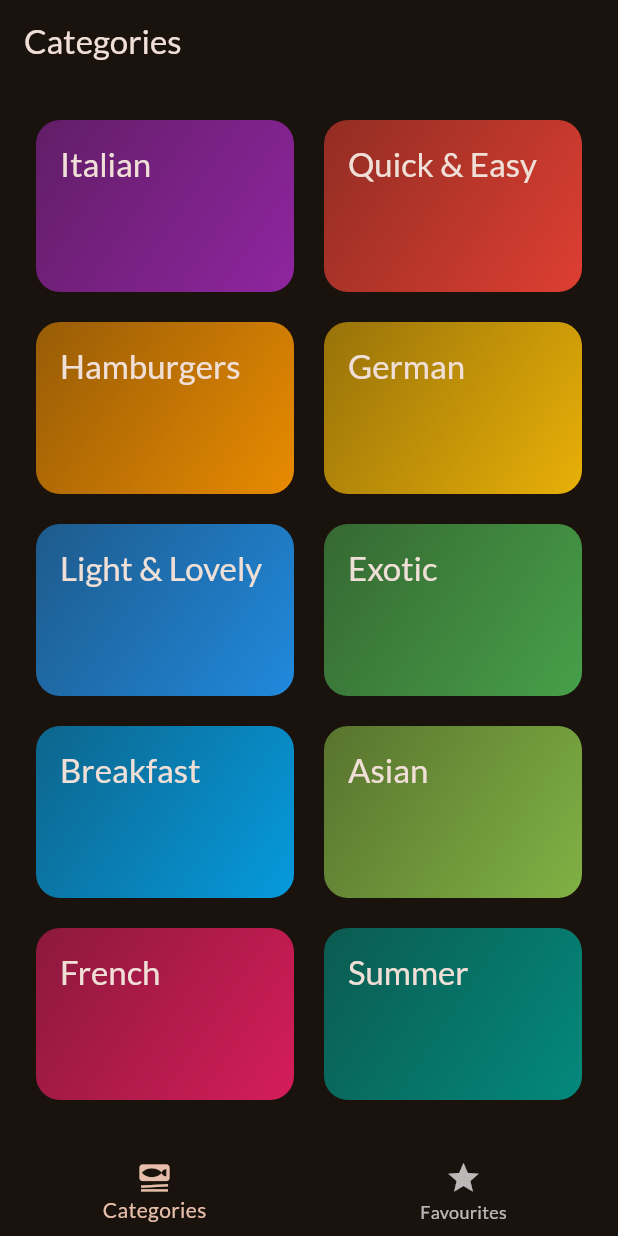
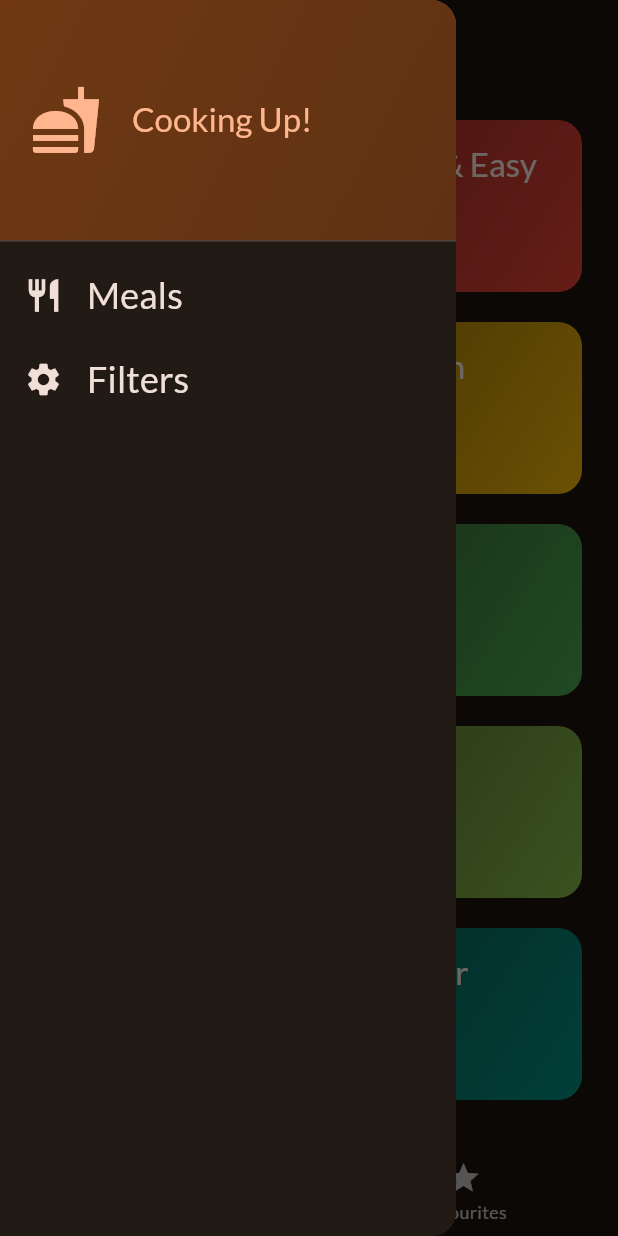
Before and after one commit to suryabanshi-janak/flutter_app, a Flutter app: the screen it shows after launch, with the side drawer open (before the commit the screen has no drawer), on a phone screen of 412 x 824 dp. Run offline on Flutter 3.47's test engine with Material 3 defaults, Android fonts, the phone set to English and light mode, and no system bars; our stand-ins replace flutter_riverpod, google_fonts, transparent_image.

Commit message:
meals_app: drawer and providers

```diff
--- a/meals_app/lib/screens/tabs.dart
+++ b/meals_app/lib/screens/tabs.dart
@@ -1,18 +1,21 @@
 import 'package:flutter/material.dart';
+import 'package:flutter_riverpod/flutter_riverpod.dart';
+import 'package:meals_app/providers/favorites_provider.dart';
 
 import 'package:meals_app/screens/categories.dart';
 import 'package:meals_app/screens/meals.dart';
+import 'package:meals_app/widgets/main_drawer.dart';
 
-class Tabs extends StatefulWidget {
+class Tabs extends ConsumerStatefulWidget {
   const Tabs({super.key});
 
   @override
-  State<Tabs> createState() {
+  ConsumerState<Tabs> createState() {
     return _Tabs();
   }
 }
 
-class _Tabs extends State<Tabs> {
+class _Tabs extends ConsumerState<Tabs> {
   int _selectedPageIndex = 0;
 
   void _selectPage(index) {
@@ -23,21 +26,23 @@ class _Tabs extends State<Tabs> {
 
   @override
   Widget build(BuildContext context) {
-    Widget content = const CategoriesScreen();
-    String title = 'Categories';
+    Widget activePage = const CategoriesScreen();
+    String activePageTitle = 'Categories';
 
     if (_selectedPageIndex == 1) {
-      content = const MealsScreen(
-        meals: [],
+      final favoriteMeals = ref.watch(favoriteMealsProvider);
+      activePage = MealsScreen(
+        meals: favoriteMeals,
       );
-      title = 'Favourites';
+      activePageTitle = 'Favourites';
     }
 
     return Scaffold(
       appBar: AppBar(
-        title: Text(title),
+        title: Text(activePageTitle),
       ),
-      body: content,
+      drawer: const MainDrawer(),
+      body: activePage,
       bottomNavigationBar: BottomNavigationBar(
         onTap: _selectPage,
         currentIndex: _selectedPageIndex,
--- /dev/null
+++ b/meals_app/lib/widgets/main_drawer.dart
@@ -0,0 +1,77 @@
+import 'package:flutter/material.dart';
+
+class MainDrawer extends StatelessWidget {
+  const MainDrawer({super.key});
+
+  @override
+  Widget build(BuildContext context) {
+    return Drawer(
+      child: Column(
+        children: [
+          DrawerHeader(
+            padding: const EdgeInsets.all(20),
+            decoration: BoxDecoration(
+              gradient: LinearGradient(
+                colors: [
+                  Theme.of(context).colorScheme.primaryContainer,
+                  Theme.of(context)
+                      .colorScheme
+                      .primaryContainer
+                      .withOpacity(0.8),
+                ],
+                begin: Alignment.topLeft,
+                end: Alignment.bottomRight,
+              ),
+            ),
+            child: Row(
+              children: [
+                Icon(
+                  Icons.fastfood,
+                  size: 48,
+                  color: Theme.of(context).colorScheme.primary,
+                ),
+                const SizedBox(width: 20),
+                Text(
+                  'Cooking Up!',
+                  style: Theme.of(context).textTheme.titleLarge!.copyWith(
+                        color: Theme.of(context).colorScheme.primary,
+                      ),
+                )
+              ],
+            ),
+          ),
+          ListTile(
+            leading: Icon(
+              Icons.restaurant,
+              size: 26,
+              color: Theme.of(context).colorScheme.onBackground,
+            ),
+            title: Text(
+              'Meals',
+              style: Theme.of(context).textTheme.titleSmall!.copyWith(
+                    color: Theme.of(context).colorScheme.onBackground,
+                    fontSize: 24,
+                  ),
+            ),
+            onTap: () {},
+          ),
+          ListTile(
+            leading: Icon(
+              Icons.settings,
+              size: 26,
+              color: Theme.of(context).colorScheme.onBackground,
+            ),
+            title: Text(
+              'Filters',
+              style: Theme.of(context).textTheme.titleSmall!.copyWith(
+                    color: Theme.of(context).colorScheme.onBackground,
+                    fontSize: 24,
+                  ),
+            ),
+            onTap: () {},
+          ),
+        ],
+      ),
+    );
+  }
+}
--- a/meals_app/pubspec.yaml
+++ b/meals_app/pubspec.yaml
@@ -37,6 +37,7 @@ dependencies:
   cupertino_icons: ^1.0.2
   google_fonts: ^6.1.0
   transparent_image: ^2.0.1
+  flutter_riverpod: ^2.4.10
 
 dev_dependencies:
   flutter_test:
```
Also changed, not shown: meals_app/lib/main.dart (+6 -1 lines), meals_app/lib/providers/favorites_provider.dart (added, +24 -0 lines), meals_app/lib/screens/meal_details.dart (+23 -2 lines), meals_app/pubspec.lock.
